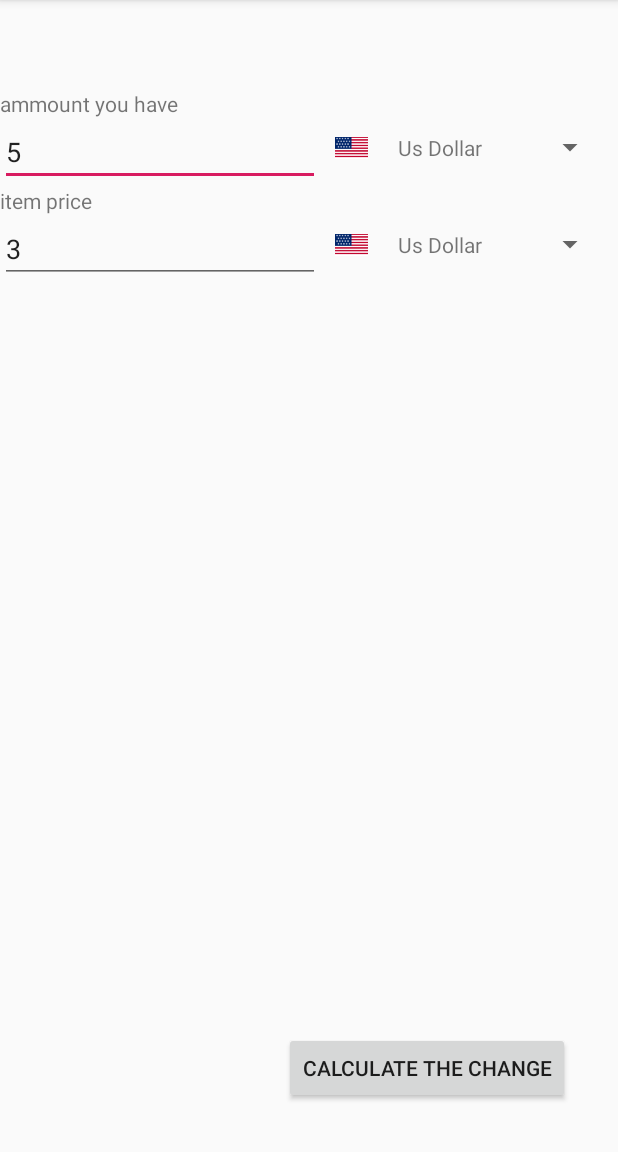
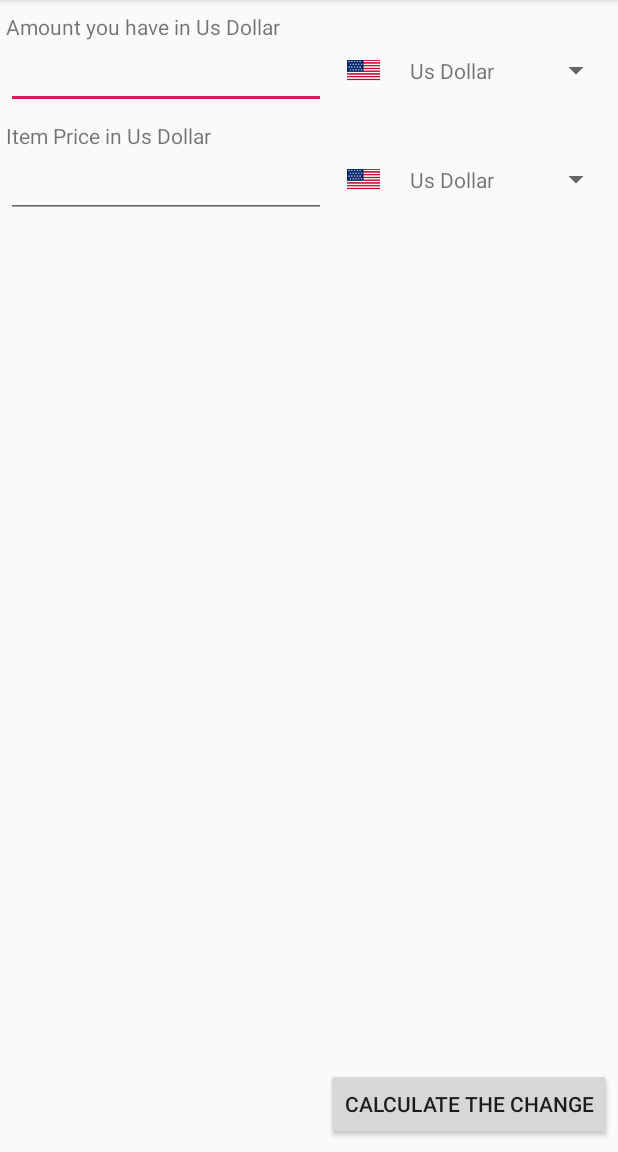
Before and after one commit to kifah1989/Lazy_Cashier, an Android app: the screen it shows after launch (MainActivity), on a phone screen of 412 x 824 dp, the part 84-1236 px from its top. Run offline under Robolectric (Android 15) with nearby library versions, the phone set to English and light mode, and no system bars; libraries missing offline, so code that uses them is left out: de.tobiasschuerg.money; 5 statements that could not run were skipped.

Commit message:
added spinners and recycler view

```diff
--- a/app/build.gradle
+++ b/app/build.gradle
@@ -10,7 +10,7 @@ android {
     compileSdkVersion 29
     buildToolsVersion "29.0.2"
     defaultConfig {
-        applicationId "com.example.sample"
+        applicationId "com.example.lazycashier"
         minSdkVersion 19
         targetSdkVersion 29
         versionCode 1
--- a/app/src/main/java/com/example/lazycashier/ItemData.kt
+++ /dev/null
@@ -1,3 +0,0 @@
-package com.example.lazycashier
-
-class ItemData(var text: String, var imageId: Int)
--- a/app/src/main/java/com/example/lazycashier/MainActivity.kt
+++ b/app/src/main/java/com/example/lazycashier/MainActivity.kt
@@ -2,10 +2,15 @@ package com.example.lazycashier
 
 import android.annotation.SuppressLint
 import android.os.Bundle
+import android.text.InputFilter
+import android.text.InputFilter.LengthFilter
 import android.view.View
 import android.widget.AdapterView
 import android.widget.Spinner
 import androidx.appcompat.app.AppCompatActivity
+import androidx.recyclerview.widget.LinearLayoutManager
+import androidx.recyclerview.widget.RecyclerView
+import com.example.lazycashier.R.drawable.*
 import com.squareup.moshi.JsonClass
 import com.squareup.moshi.Moshi
 import de.tobiasschuerg.money.Currency
@@ -20,11 +25,10 @@ import kotlin.collections.set
 
 
 class MainActivity : AppCompatActivity() {
-    var valueList: ArrayList<Double> = arrayListOf()
-    var keyList: ArrayList<String> = arrayListOf()
+    var valueList: ArrayList<Double?> = arrayListOf()
     val currencyRates: HashMap<String, Double> = HashMap()
     var code = "USD"
-    var code2: String = "USD"
+    var code2: String = "LBP"
     var rate: Double = 0.0
     var rate2: Double = 0.0
     var cur1 = Currency(code, code, rate)
@@ -41,9 +45,9 @@ class MainActivity : AppCompatActivity() {
         setContentView(R.layout.main_activity)
         run()
         sleep(2000)
-        keyList = ArrayList(currencyRates.keys.sorted())
-        valueList = ArrayList(currencyRates.values.sorted())
-        //
+
+        val cur: ArrayList<Double?> = arrayListOf()
+
         val keys = arrayListOf(
             "USD",
             "LBP",
@@ -58,7 +62,21 @@ class MainActivity : AppCompatActivity() {
             "EGP",
             "BHD"
         )
-        //valueList = arrayListOf(currencyRates["USD"]!! ,currencyRates["LBP"]!! ,currencyRates["SYP"]!! ,currencyRates["EUR"]!! ,currencyRates["AED"]!! ,currencyRates["SAR"]!! ,currencyRates["QAR"]!! ,currencyRates["INR"]!! ,currencyRates["AUD"]!! ,currencyRates["GBP"]!! ,currencyRates["EGP"]!! ,currencyRates["BHD"]!!)
+
+        valueList = arrayListOf(
+            currencyRates[keys[0]],
+            currencyRates[keys[1]],
+            currencyRates[keys[2]],
+            currencyRates[keys[3]],
+            currencyRates[keys[4]],
+            currencyRates[keys[5]],
+            currencyRates[keys[6]],
+            currencyRates[keys[7]],
+            currencyRates[keys[8]],
+            currencyRates[keys[9]],
+            currencyRates[keys[10]],
+            currencyRates[keys[11]]
+        )
 
         //USD,AED,EUR,LBP,AUD.BHD,EGP,GBP,QAR,SAR,SYP,INR
 
@@ -80,18 +98,18 @@ class MainActivity : AppCompatActivity() {
             "دينار بحرين"
         )
         spinnerImages = intArrayOf(
-            R.drawable.flag_usd
-            , R.drawable.flag_lbp
-            , R.drawable.flag_syp
-            , R.drawable.flag_eur
-            , R.drawable.flag_aed
-            , R.drawable.flag_sar
-            , R.drawable.flag_qar
-            , R.drawable.flag_inr
-            , R.drawable.flag_aud
-            , R.drawable.flag_gbp
-            , R.drawable.flag_egp
-            , R.drawable.flag_bhd
+            flag_usd,
+            flag_lbp,
+            flag_syp,
+            flag_eur,
+            flag_aed,
+            flag_sar,
+            flag_qar,
+            flag_inr,
+            flag_aud,
+            flag_gbp,
+            flag_egp,
+            flag_bhd
         )
         val mCustomAdapter = SpinnerAdapter(this@MainActivity, spinnerTitles, spinnerImages)
         mSpinner!!.adapter = mCustomAdapter
@@ -106,14 +124,22 @@ class MainActivity : AppCompatActivity() {
             ) {
                 // Display the selected item text on text view
                 code = keys[position]
-                rate = currencyRates[code]!!
-                cur1 = Currency(code, code, rate)
+                rate = valueList[position]!!
+                val curName = spinnerTitles[position]
+                cur1 = Currency(code, curName, rate)
+                textView3.text = "Amount you have in ${spinnerTitles[position]}"
+
+                if (rate >= 1000)
+                    editText.filters = arrayOf<InputFilter>(LengthFilter(6))
+                else
+                    editText.filters = arrayOf<InputFilter>(LengthFilter(3))
             }
 
             override fun onNothingSelected(parent: AdapterView<*>) {
                 // Another interface callback
             }
         }
+
         mSpinner2!!.onItemSelectedListener = object : AdapterView.OnItemSelectedListener {
             override fun onItemSelected(
                 parent: AdapterView<*>,
@@ -124,8 +150,14 @@ class MainActivity : AppCompatActivity() {
 
                 // Display the selected item text on text view
                 code2 = keys[position]
-                rate2 = currencyRates[code2]!!
-                cur2 = Currency(code2, code2, rate2)
+                rate2 = valueList[position]!!
+                val curName = spinnerTitles[position]
+                cur2 = Currency(code2, curName, rate2)
+                textView4.text = "Item Price in ${spinnerTitles[position]}"
+                if (rate >= 1000)
+                    editText2.filters = arrayOf<InputFilter>(LengthFilter(6))
+                else
+                    editText2.filters = arrayOf<InputFilter>(LengthFilter(4))
 
             }
 
@@ -159,23 +191,12 @@ class MainActivity : AppCompatActivity() {
                 textView6.text = ""
                 return false
             }
-            editText.text.length >= 7 -> {
-                editText.error = "WoOo you have lots of money"
-                textView.text = ""
-                textView2.text = ""
-                textView5.text = ""
-                textView6.text = ""
-                return false
-            }
             else -> {
                 return true
             }
         }
     }
     fun calculate() {
-        cur1 = Currency(code, code, rate)
-
-        cur2 = Currency(code2, code2, rate2)
         val iHave1 = editText.text.toString().toDouble()
         val itemPrice1 = editText2.text.toString().toDouble()
         val ihaveMoney = Money(iHave1, cur1)
@@ -205,6 +226,13 @@ class MainActivity : AppCompatActivity() {
                 textView2.text = "return: $returnMoney2"
             }
         }
+        val programmingList = findViewById<RecyclerView>(R.id.recyclerView)
+        programmingList.layoutManager = LinearLayoutManager(this)
+
+        programmingList.adapter = CurrencyAdapter(valueList, spinnerImages)
+
+
+
     }
     private val client = OkHttpClient()
     private val moshi = Moshi.Builder().build()
@@ -212,7 +240,7 @@ class MainActivity : AppCompatActivity() {
     @Throws(Exception::class)
     fun run() {
         val request = Request.Builder()
-            .url("http://data.fixer.io/api/latest?access_key=997d4f2093f733edadf912c7918d8a84&symbols=USD,AED,EUR,LBP,AUD.BHD,EGP,GBP,QAR,SAR,SYP,SAR,INR")
+            .url("http://data.fixer.io/api/latest?access_key=997d4f2093f733edadf912c7918d8a84&symbols=USD,LBP,SYP,EUR,AED,SAR,QAR,INR,AUD,GBP,EGP,BHD")
             .build()
         client.newCall(request).enqueue(object : Callback {
             override fun onFailure(call: Call, e: IOException) {
--- a/app/src/main/res/layout/main_activity.xml
+++ b/app/src/main/res/layout/main_activity.xml
@@ -12,11 +12,11 @@
         android:id="@+id/editText"
         android:layout_width="wrap_content"
         android:layout_height="wrap_content"
+        android:layout_marginStart="4dp"
         android:autofillHints=""
         android:ems="10"
         android:enabled="true"
-        android:inputType="numberDecimal"
-        android:text="5"
+        android:inputType="number"
         app:layout_constraintStart_toStartOf="parent"
         app:layout_constraintTop_toBottomOf="@+id/textView3" />
 
@@ -24,7 +24,8 @@
         android:id="@+id/spinner"
         android:layout_width="0dp"
         android:layout_height="wrap_content"
-        android:layout_marginEnd="8dp"
+        android:layout_marginStart="4dp"
+        android:layout_marginEnd="4dp"
         android:spinnerMode="dropdown"
         app:layout_constraintEnd_toEndOf="parent"
         app:layout_constraintStart_toEndOf="@+id/editText"
@@ -34,10 +35,10 @@
         android:id="@+id/editText2"
         android:layout_width="wrap_content"
         android:layout_height="wrap_content"
+        android:layout_marginStart="4dp"
         android:ems="10"
         android:enabled="true"
         android:inputType="number"
-        android:text="3"
         app:layout_constraintStart_toStartOf="parent"
         app:layout_constraintTop_toBottomOf="@+id/textView4" />
 
@@ -45,7 +46,8 @@
         android:id="@+id/spinner2"
         android:layout_width="0dp"
         android:layout_height="wrap_content"
-        android:layout_marginEnd="8dp"
+        android:layout_marginStart="4dp"
+        android:layout_marginEnd="4dp"
         android:spinnerMode="dropdown"
         app:layout_constraintEnd_toEndOf="parent"
         app:layout_constraintStart_toEndOf="@+id/editText2"
@@ -55,8 +57,8 @@
         android:id="@+id/floatingActionButton"
         android:layout_width="wrap_content"
         android:layout_height="wrap_content"
-        android:layout_marginEnd="32dp"
-        android:layout_marginBottom="32dp"
+        android:layout_marginEnd="4dp"
+        android:layout_marginBottom="8dp"
         android:onClick="click"
         android:text="Calculate The Change"
         app:layout_constraintBottom_toBottomOf="parent"
@@ -65,55 +67,75 @@
 
     <TextView
         android:id="@+id/textView3"
-        android:layout_width="119dp"
+        android:layout_width="wrap_content"
         android:layout_height="19dp"
-        android:layout_marginTop="32dp"
+        android:layout_marginStart="4dp"
+        android:layout_marginTop="8dp"
         android:text="ammount you have"
         app:layout_constraintStart_toStartOf="parent"
-        app:layout_constraintTop_toBottomOf="@+id/textView" />
+        app:layout_constraintTop_toTopOf="parent" />
 
     <TextView
         android:id="@+id/textView4"
         android:layout_width="wrap_content"
         android:layout_height="wrap_content"
+        android:layout_marginStart="4dp"
+        android:layout_marginTop="8dp"
         android:text="item price"
         app:layout_constraintStart_toStartOf="parent"
         app:layout_constraintTop_toBottomOf="@+id/editText" />
 
     <TextView
         android:id="@+id/textView5"
-        android:layout_width="wrap_content"
+        android:layout_width="0dp"
         android:layout_height="wrap_content"
-        android:layout_marginEnd="8dp"
+        android:layout_marginStart="4dp"
+        android:layout_marginEnd="4dp"
         android:gravity="center"
-        app:layout_constraintBottom_toBottomOf="@+id/editText"
-        app:layout_constraintEnd_toEndOf="parent" />
+        app:layout_constraintEnd_toEndOf="parent"
+        app:layout_constraintStart_toEndOf="@+id/editText"
+        app:layout_constraintTop_toBottomOf="@+id/spinner" />
 
     <TextView
         android:id="@+id/textView6"
-        android:layout_width="wrap_content"
+        android:layout_width="0dp"
         android:layout_height="wrap_content"
-        android:layout_marginEnd="8dp"
+        android:layout_marginStart="4dp"
+        android:layout_marginEnd="4dp"
         android:gravity="center"
-        app:layout_constraintBottom_toBottomOf="@+id/editText2"
-        app:layout_constraintEnd_toEndOf="parent" />
+        app:layout_constraintEnd_toEndOf="parent"
+        app:layout_constraintStart_toEndOf="@+id/editText2"
+        app:layout_constraintTop_toBottomOf="@+id/spinner2" />
 
     <TextView
         android:id="@+id/textView"
         android:layout_width="wrap_content"
         android:layout_height="19dp"
-        android:layout_marginStart="8dp"
+        android:layout_marginStart="4dp"
         android:layout_marginTop="8dp"
         app:layout_constraintStart_toStartOf="parent"
-        app:layout_constraintTop_toTopOf="parent" />
+        app:layout_constraintTop_toBottomOf="@+id/editText2" />
 
     <TextView
         android:id="@+id/textView2"
         android:layout_width="wrap_content"
         android:layout_height="19dp"
+        android:layout_marginStart="4dp"
         android:layout_marginTop="8dp"
-        android:layout_marginEnd="8dp"
+        app:layout_constraintStart_toStartOf="parent"
+        app:layout_constraintTop_toBottomOf="@+id/textView" />
+
+    <androidx.recyclerview.widget.RecyclerView
+        android:id="@+id/recyclerView"
+        android:layout_width="399dp"
+        android:layout_height="0dp"
+        android:layout_marginStart="4dp"
+        android:layout_marginTop="8dp"
+        android:layout_marginEnd="4dp"
+        android:layout_marginBottom="8dp"
+        app:layout_constraintBottom_toTopOf="@+id/floatingActionButton"
         app:layout_constraintEnd_toEndOf="parent"
-        app:layout_constraintTop_toTopOf="parent" />
+        app:layout_constraintStart_toStartOf="parent"
+        app:layout_constraintTop_toBottomOf="@+id/textView2" />
 
 </androidx.constraintlayout.widget.ConstraintLayout>
```
